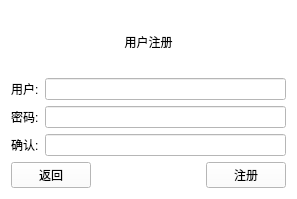
Old version of the form ui/register_window.ui in the repository mr0yun/BookManager.
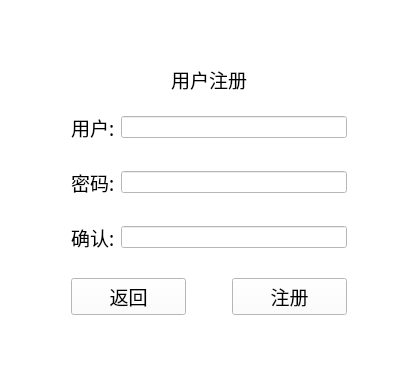
New version of the form.

Patch:
```diff
--- a/ui/register_window.ui
+++ b/ui/register_window.ui
@@ -6,8 +6,8 @@
    <rect>
     <x>0</x>
     <y>0</y>
-    <width>297</width>
-    <height>199</height>
+    <width>418</width>
+    <height>366</height>
    </rect>
   </property>
   <property name="windowTitle">
@@ -17,22 +17,18 @@
    <string notr="true">background-color: rgb(255, 255, 255);</string>
   </property>
   <layout class="QGridLayout" name="gridLayout">
-   <item row="0" column="0">
+   <item row="2" column="1">
     <layout class="QVBoxLayout" name="verticalLayout">
-     <item>
-      <widget class="QLabel" name="label">
-       <property name="text">
-        <string>用户注册</string>
-       </property>
-       <property name="alignment">
-        <set>Qt::AlignCenter</set>
-       </property>
-      </widget>
-     </item>
      <item>
       <layout class="QHBoxLayout" name="horizontalLayout">
        <item>
         <widget class="QLabel" name="label_3">
+         <property name="font">
+          <font>
+           <family>Agency FB</family>
+           <pointsize>14</pointsize>
+          </font>
+         </property>
          <property name="text">
           <string>用户:</string>
          </property>
@@ -43,10 +39,32 @@
        </item>
       </layout>
      </item>
+     <item>
+      <spacer name="verticalSpacer_5">
+       <property name="orientation">
+        <enum>Qt::Vertical</enum>
+       </property>
+       <property name="sizeType">
+        <enum>QSizePolicy::Fixed</enum>
+       </property>
+       <property name="sizeHint" stdset="0">
+        <size>
+         <width>20</width>
+         <height>20</height>
+        </size>
+       </property>
+      </spacer>
+     </item>
      <item>
       <layout class="QHBoxLayout" name="horizontalLayout_2">
        <item>
         <widget class="QLabel" name="label_4">
+         <property name="font">
+          <font>
+           <family>Agency FB</family>
+           <pointsize>14</pointsize>
+          </font>
+         </property>
          <property name="text">
           <string>密码:</string>
          </property>
@@ -61,10 +79,32 @@
        </item>
       </layout>
      </item>
+     <item>
+      <spacer name="verticalSpacer_4">
+       <property name="orientation">
+        <enum>Qt::Vertical</enum>
+       </property>
+       <property name="sizeType">
+        <enum>QSizePolicy::Fixed</enum>
+       </property>
+       <property name="sizeHint" stdset="0">
+        <size>
+         <width>20</width>
+         <height>20</height>
+        </size>
+       </property>
+      </spacer>
+     </item>
      <item>
       <layout class="QHBoxLayout" name="horizontalLayout_4">
        <item>
         <widget class="QLabel" name="label_5">
+         <property name="font">
+          <font>
+           <family>Agency FB</family>
+           <pointsize>14</pointsize>
+          </font>
+         </property>
          <property name="text">
           <string>确认:</string>
          </property>
@@ -73,16 +113,38 @@
        <item>
         <widget class="QLineEdit" name="confirm_password_lineEdit">
          <property name="echoMode">
-          <enum>QLineEdit::Password</enum>
+          <enum>QLineEdit::PasswordEchoOnEdit</enum>
          </property>
         </widget>
        </item>
       </layout>
      </item>
+     <item>
+      <spacer name="verticalSpacer_3">
+       <property name="orientation">
+        <enum>Qt::Vertical</enum>
+       </property>
+       <property name="sizeType">
+        <enum>QSizePolicy::Fixed</enum>
+       </property>
+       <property name="sizeHint" stdset="0">
+        <size>
+         <width>20</width>
+         <height>20</height>
+        </size>
+       </property>
+      </spacer>
+     </item>
      <item>
       <layout class="QHBoxLayout" name="horizontalLayout_3">
        <item>
         <widget class="QPushButton" name="return_pushButton">
+         <property name="font">
+          <font>
+           <family>Agency FB</family>
+           <pointsize>14</pointsize>
+          </font>
+         </property>
          <property name="text">
           <string>返回</string>
          </property>
@@ -93,6 +155,9 @@
          <property name="orientation">
           <enum>Qt::Horizontal</enum>
          </property>
+         <property name="sizeType">
+          <enum>QSizePolicy::Fixed</enum>
+         </property>
          <property name="sizeHint" stdset="0">
           <size>
            <width>40</width>
@@ -103,6 +168,12 @@
        </item>
        <item>
         <widget class="QPushButton" name="register_pushButton">
+         <property name="font">
+          <font>
+           <family>Agency FB</family>
+           <pointsize>14</pointsize>
+          </font>
+         </property>
          <property name="text">
           <string>注册</string>
          </property>
@@ -112,6 +183,113 @@
      </item>
     </layout>
    </item>
+   <item row="2" column="0">
+    <spacer name="horizontalSpacer_2">
+     <property name="orientation">
+      <enum>Qt::Horizontal</enum>
+     </property>
+     <property name="sizeType">
+      <enum>QSizePolicy::Minimum</enum>
+     </property>
+     <property name="sizeHint" stdset="0">
+      <size>
+       <width>60</width>
+       <height>20</height>
+      </size>
+     </property>
+    </spacer>
+   </item>
+   <item row="2" column="2">
+    <spacer name="horizontalSpacer_3">
+     <property name="orientation">
+      <enum>Qt::Horizontal</enum>
+     </property>
+     <property name="sizeType">
+      <enum>QSizePolicy::Minimum</enum>
+     </property>
+     <property name="sizeHint" stdset="0">
+      <size>
+       <width>60</width>
+       <height>20</height>
+      </size>
+     </property>
+    </spacer>
+   </item>
+   <item row="1" column="1">
+    <widget class="QLabel" name="label">
+     <property name="minimumSize">
+      <size>
+       <width>100</width>
+       <height>40</height>
+      </size>
+     </property>
+     <property name="maximumSize">
+      <size>
+       <width>16777215</width>
+       <height>60</height>
+      </size>
+     </property>
+     <property name="sizeIncrement">
+      <size>
+       <width>0</width>
+       <height>0</height>
+      </size>
+     </property>
+     <property name="baseSize">
+      <size>
+       <width>0</width>
+       <height>20</height>
+      </size>
+     </property>
+     <property name="font">
+      <font>
+       <family>楷体</family>
+       <pointsize>14</pointsize>
+      </font>
+     </property>
+     <property name="text">
+      <string>用户注册</string>
+     </property>
+     <property name="textFormat">
+      <enum>Qt::AutoText</enum>
+     </property>
+     <property name="alignment">
+      <set>Qt::AlignCenter</set>
+     </property>
+    </widget>
+   </item>
+   <item row="3" column="1">
+    <spacer name="verticalSpacer">
+     <property name="orientation">
+      <enum>Qt::Vertical</enum>
+     </property>
+     <property name="sizeType">
+      <enum>QSizePolicy::Fixed</enum>
+     </property>
+     <property name="sizeHint" stdset="0">
+      <size>
+       <width>20</width>
+       <height>40</height>
+      </size>
+     </property>
+    </spacer>
+   </item>
+   <item row="0" column="1">
+    <spacer name="verticalSpacer_2">
+     <property name="orientation">
+      <enum>Qt::Vertical</enum>
+     </property>
+     <property name="sizeType">
+      <enum>QSizePolicy::Fixed</enum>
+     </property>
+     <property name="sizeHint" stdset="0">
+      <size>
+       <width>20</width>
+       <height>40</height>
+      </size>
+     </property>
+    </spacer>
+   </item>
   </layout>
  </widget>
  <resources/>
```
